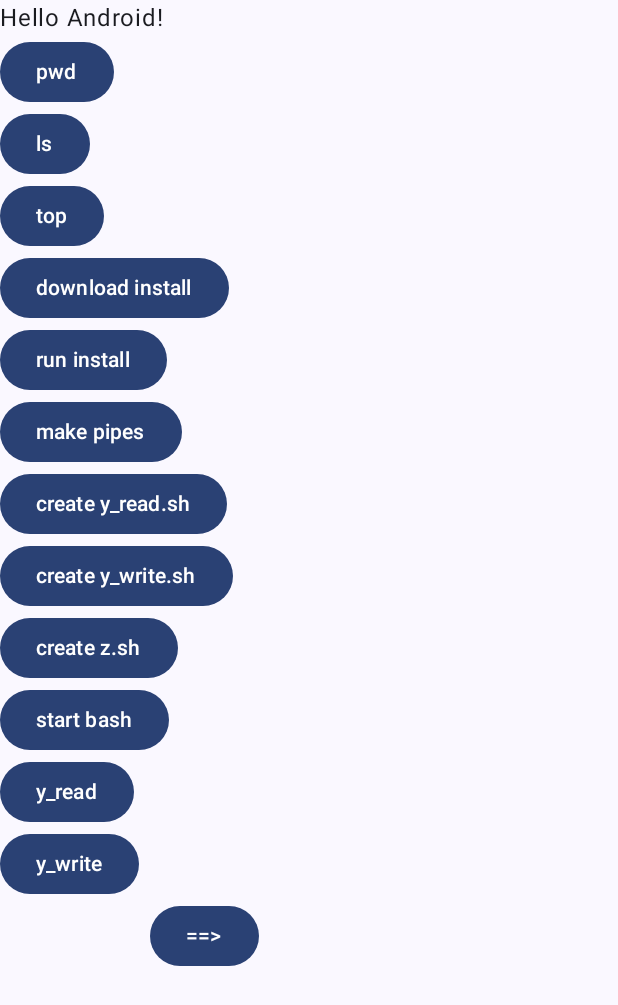
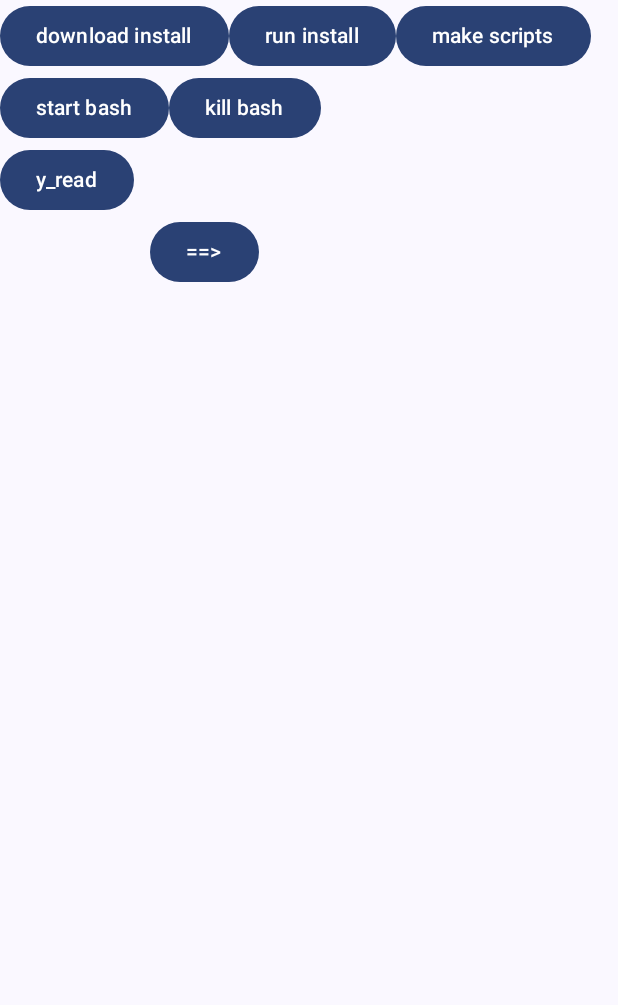
Before and after one commit to Erhannis/MistOSTs, an Android app built with Jetpack Compose: the screen it shows after launch (MainActivity), after a tap on "download install", on a phone screen of 412 x 824 dp. Shown: the top 1005 px of the screen. Run offline under Robolectric (Android 15) with nearby library versions, the phone set to English and light mode, and no system bars.

Commit message:
Reorganizing things to be more streamlined

```diff
--- a/app/src/main/java/com/erhannis/steamosts/MainActivity.kt
+++ b/app/src/main/java/com/erhannis/steamosts/MainActivity.kt
@@ -1,6 +1,7 @@
 package com.erhannis.steamosts
 
 import android.app.PendingIntent
+import android.content.ClipDescription
 import android.content.Intent
 import android.os.Build
 import android.os.Bundle
@@ -12,6 +13,8 @@ import androidx.compose.foundation.layout.Column
 import androidx.compose.foundation.layout.Row
 import androidx.compose.foundation.layout.fillMaxSize
 import androidx.compose.foundation.text.BasicTextField
+import androidx.compose.foundation.text.KeyboardActions
+import androidx.compose.foundation.text.KeyboardOptions
 import androidx.compose.material3.Button
 import androidx.compose.material3.MaterialTheme
 import androidx.compose.material3.Surface
@@ -23,10 +26,42 @@ import androidx.compose.runtime.mutableStateOf
 import androidx.compose.runtime.remember
 import androidx.compose.runtime.setValue
 import androidx.compose.ui.Modifier
+import androidx.compose.ui.graphics.Color
+import androidx.compose.ui.platform.LocalFocusManager
+import androidx.compose.ui.text.TextStyle
+import androidx.compose.ui.text.input.ImeAction
 import androidx.compose.ui.tooling.preview.Preview
+import androidx.lifecycle.lifecycleScope
 import com.erhannis.steamosts.TermuxConstants.TERMUX_APP.RUN_COMMAND_SERVICE
 import com.erhannis.steamosts.ui.theme.SteamOSTsTheme
+import kotlinx.coroutines.delay
+import kotlinx.coroutines.isActive
+import kotlinx.coroutines.launch
 
+class Command {
+    var tmuxCommand: Boolean
+    var description: String
+    var command: String
+
+    constructor(tmuxCommand: Boolean, description: String, command: String) {
+        this.tmuxCommand = tmuxCommand
+        this.description = description
+        this.command = command
+    }
+}
+
+val commands: Array<Command> = arrayOf(
+    Command(
+        tmuxCommand = false,
+        description = "Download FEXDroid install script",
+        command = "curl -o install https://raw.githubusercontent.com/Erhannis/FEXDroid/refs/heads/fork/target_erhannis/install",
+    ),
+    Command(
+        tmuxCommand = false,
+        description = "Run FEXDroid install script",
+        command = "chmod +x install && bash install",
+    ),
+)
 
 class MainActivity : ComponentActivity() {
     companion object {
@@ -46,31 +81,24 @@ class MainActivity : ComponentActivity() {
 
         requestPermissions(arrayOf(TermuxConstants.PERMISSION_RUN_COMMAND), 0)
 
+        lifecycleScope.launch {
+            while (isActive) {
+                cmd("/data/data/com.termux/files/usr/bin/bash", arrayOf("y_read.sh"), isReadRequest = true)
+                delay(500)
+            }
+        }
+
         setContent {
             val remoteText by MainActivity.remoteText
             var localText by remember { mutableStateOf("") }
+            val focusManager = LocalFocusManager.current
             SteamOSTsTheme {
                 // A surface container using the 'background' color from the theme
                 Surface(modifier = Modifier.fillMaxSize(), color = MaterialTheme.colorScheme.background) {
-                    Column() {
-                        Greeting("Android")
+                    Column {
+                        Row {
                             Button(onClick = {
-                            do_pwd()
-                        }) {
-                            Text(text = "pwd")
-                        }
-                        Button(onClick = {
-                            do_ls()
-                        }) {
-                            Text(text = "ls")
-                        }
-                        Button(onClick = {
-                            do_top()
-                        }) {
-                            Text(text = "top")
-                        }
-                        Button(onClick = {
-                            cmd("/data/data/com.termux/files/usr/bin/bash", arrayOf("-c", "curl -o install https://raw.githubusercontent.com/Erhannis/FEXDroid/main/install"))
+                                cmd("/data/data/com.termux/files/usr/bin/bash", arrayOf("-c", "curl -o install https://raw.githubusercontent.com/Erhannis/FEXDroid/refs/heads/fork/target_erhannis/install"))
                             }) {
                                 Text(text = "download install")
                             }
@@ -80,58 +108,47 @@ class MainActivity : ComponentActivity() {
                                 Text(text = "run install")
                             }
                             Button(onClick = {
-                            cmd("/data/data/com.termux/files/usr/bin/bash", arrayOf("-c", "mkfifo pipe0 ; mkfifo pipe1 ; mkfifo pipe2"))
+                                cmd("/data/data/com.termux/files/usr/bin/bash", arrayOf("-c", """mkfifo pipe0 ; mkfifo pipe1 ; mkfifo pipe2 ; touch y_read.sh ; chmod +x y_read.sh ; echo ${'$'}'#!/bin/bash\n\nSESSION_NAME="x_session"\nLINES_TO_READ=16\n\ntmux capture-pane -p -S -${'$'}LINES_TO_READ -t "${'$'}SESSION_NAME"' > y_read.sh ; touch y_write.sh ; chmod +x y_write.sh ; echo ${'$'}'#!/bin/bash\n\nSESSION_NAME="x_session"\nINPUT="${'$'}1"\n\ntmux send-keys -t "${'$'}SESSION_NAME" "${'$'}INPUT" Enter' > y_write.sh ; touch z.sh ; chmod +x z.sh ; echo ${'$'}'#!/bin/bash\n\nSESSION_NAME="x_session"\n\ntmux new-session -d -y 15 -s "${'$'}SESSION_NAME" "bash"' > z.sh"""))
                             }) {
-                            Text(text = "make pipes")
+                                Text(text = "make scripts")
                             }
-                        Button(onClick = {
-                            cmd("/data/data/com.termux/files/usr/bin/bash", arrayOf("-c", """touch y_read.sh && chmod +x y_read.sh && echo ${'$'}'#!/bin/bash\n\nSESSION_NAME="x_session"\nLINES_TO_READ=100\n\ntmux capture-pane -p -S -${'$'}LINES_TO_READ -t "${'$'}SESSION_NAME"' > y_read.sh"""))
-                        }) {
-                            Text(text = "create y_read.sh")
                         }
-                        Button(onClick = {
-                            cmd("/data/data/com.termux/files/usr/bin/bash", arrayOf("-c", """touch y_write.sh && chmod +x y_write.sh && echo ${'$'}'#!/bin/bash\n\nSESSION_NAME="x_session"\nINPUT="${'$'}1"\n\ntmux send-keys -t "${'$'}SESSION_NAME" "${'$'}INPUT" Enter' > y_write.sh"""))
-                        }) {
-                            Text(text = "create y_write.sh")
-                        }
-                        Button(onClick = {
-                            cmd("/data/data/com.termux/files/usr/bin/bash", arrayOf("-c", """touch z.sh && chmod +x z.sh && echo ${'$'}'#!/bin/bash\n\nSESSION_NAME="x_session"\n\ntmux new-session -d -s "${'$'}SESSION_NAME" "bash"' > z.sh"""))
-                        }) {
-                            Text(text = "create z.sh")
-                        }
+                        Row {
                             Button(onClick = {
                                 cmd("/data/data/com.termux/files/usr/bin/bash", arrayOf("z.sh"))
                             }) {
                                 Text(text = "start bash")
                             }
                             Button(onClick = {
+                                cmd("/data/data/com.termux/files/usr/bin/bash", arrayOf("tmux kill-session -t x_session"))
+                            }) {
+                                Text(text = "kill bash")
+                            }
+                        }
+                        Button(onClick = {
                             cmd("/data/data/com.termux/files/usr/bin/bash", arrayOf("y_read.sh"), isReadRequest = true)
                         }) {
                             Text(text = "y_read")
-                        }
-                        Button(onClick = {
-                            var hex: String = "pwd"
-                                .map { c ->
-                                    String.format("\\x%02X", c.code)
-                                }
-                                .joinToString("")
-                            cmd("/data/data/com.termux/files/usr/bin/bash", arrayOf("-c", """bash y_write.sh ${'$'}'""" + hex + "'"))
-                        }) {
-                            Text(text = "y_write")
                         }
                         Row {
                             BasicTextField(
                                 value = localText,
                                 onValueChange = { localText = it },
-
+                                textStyle = TextStyle(color = MaterialTheme.colorScheme.onBackground),
+                                keyboardOptions = KeyboardOptions.Default.copy(
+                                    imeAction = ImeAction.Done // or Search, Go, etc.
+                                ),
+                                keyboardActions = KeyboardActions(
+                                    onDone = {
+                                        y_write(localText)
+                                        localText = ""
+                                        // focusManager.clearFocus() // optionally dismiss the keyboard
+                                    }
+                                ),
                             )
                             Button(onClick = {
-                                var hex: String = localText
-                                    .map { c ->
-                                        String.format("\\x%02X", c.code)
-                                    }
-                                    .joinToString("")
-                                cmd("/data/data/com.termux/files/usr/bin/bash", arrayOf("-c", """bash y_write.sh ${'$'}'""" + hex + "'"))
+                                y_write(localText)
+                                localText = ""
                             }) {
                                 Text(text = "==>")
                             }
@@ -143,16 +160,13 @@ class MainActivity : ComponentActivity() {
         }
     }
 
-    fun do_top() {
-        cmd("/data/data/com.termux/files/usr/bin/top", arrayOf("-n", "10"))
+    fun y_write(cmd: String) {
+        var hex: String = cmd
+            .map { c ->
+                String.format("\\x%02X", c.code)
             }
-
-    fun do_ls() {
-        cmd("/data/data/com.termux/files/usr/bin/ls", arrayOf())
-    }
-
-    fun do_pwd() {
-        cmd("/data/data/com.termux/files/usr/bin/pwd", arrayOf())
+            .joinToString("")
+        cmd("/data/data/com.termux/files/usr/bin/bash", arrayOf("-c", """bash y_write.sh ${'$'}'""" + hex + "'"))
     }
 
     fun cmd(path: String, args: Array<String>, stdin: String = "", isReadRequest: Boolean = false) {
```
Also changed, not shown: 1 other file. Lines whose indentation alone changed are shown as unchanged.
